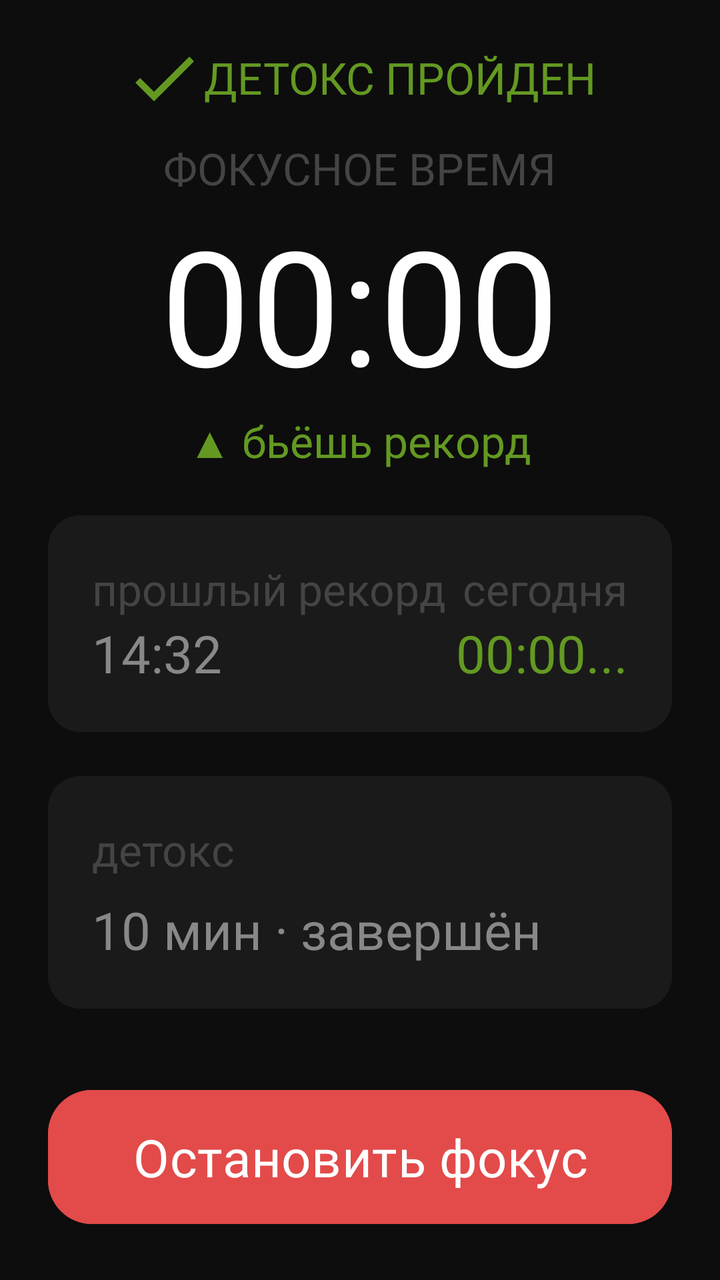
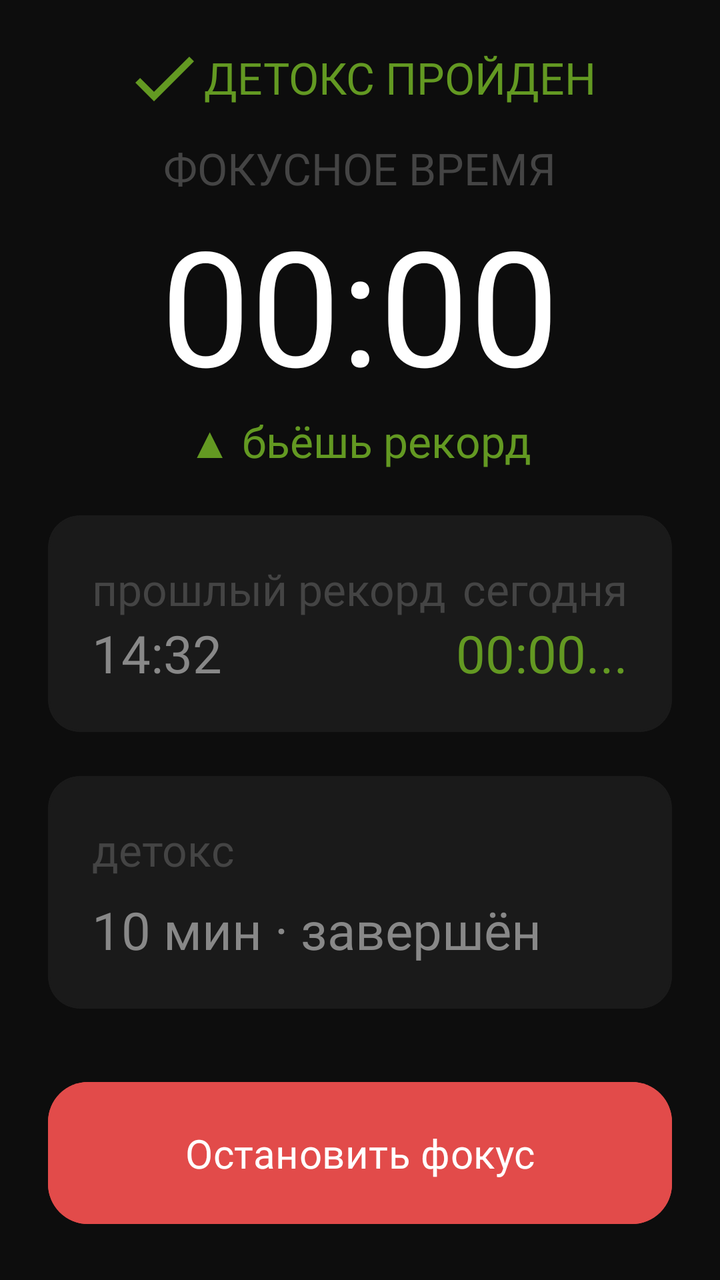

The first picture is an Android layout as it rendered before a commit; the second is the same layout after the commit. The layout source and the unified diff follow.
<!-- AndroidManifest.xml: application theme Theme.BoredomFocus -->
<!-- res/layout/fragment_stopwatch.xml -->
<?xml version="1.0" encoding="utf-8"?>
<androidx.constraintlayout.widget.ConstraintLayout xmlns:android="http://schemas.android.com/apk/res/android"
    xmlns:app="http://schemas.android.com/apk/res-auto"
    xmlns:tools="http://schemas.android.com/tools"
    android:layout_width="match_parent"
    android:layout_height="match_parent"
    android:padding="24dp"
    android:background="#0D0D0D"
    tools:context=".feature.focussession.fragments.StopwatchFragment">

    <View
        android:id="@+id/viewCheckGreen"
        android:layout_width="40dp"
        android:layout_height="40dp"
        android:background="@drawable/ic_check_green"
        app:layout_constraintBottom_toBottomOf="@+id/tvDetoxEnded"
        app:layout_constraintEnd_toStartOf="@+id/tvDetoxEnded"
        app:layout_constraintHorizontal_bias="0.5"
        app:layout_constraintHorizontal_chainStyle="packed"
        app:layout_constraintStart_toStartOf="parent"
        app:layout_constraintTop_toTopOf="@+id/tvDetoxEnded" />

    <TextView
        android:id="@+id/tvDetoxEnded"
        android:layout_width="wrap_content"
        android:layout_height="wrap_content"
        android:fontFamily="@font/inter_medium"
        android:text="Детокс пройден"
        android:textAllCaps="true"
        android:textColor="#639922"
        android:textSize="22sp"
        app:layout_constraintEnd_toEndOf="parent"
        app:layout_constraintHorizontal_bias="0.5"
        app:layout_constraintStart_toEndOf="@+id/viewCheckGreen"
        app:layout_constraintTop_toTopOf="parent" />

    <TextView
        android:id="@+id/tvFocusedTime"
        android:layout_width="wrap_content"
        android:layout_height="wrap_content"
        android:fontFamily="@font/inter_medium"
        android:text="Фокусное время"
        android:textAllCaps="true"
        android:textColor="#444444"
        android:textSize="22sp"
        android:layout_marginTop="16dp"
        app:layout_constraintEnd_toEndOf="parent"
        app:layout_constraintHorizontal_bias="0.5"
        app:layout_constraintStart_toStartOf="parent"
        app:layout_constraintTop_toBottomOf="@+id/tvDetoxEnded" />

    <TextView
        android:id="@+id/tvStopwatch"
        android:layout_width="wrap_content"
        android:layout_height="wrap_content"
        android:fontFamily="@font/inter_bold"
        android:text="00:00"
        android:textColor="@color/white"
        android:textSize="80sp"
        app:layout_constraintEnd_toEndOf="parent"
        app:layout_constraintHorizontal_bias="0.5"
        app:layout_constraintStart_toStartOf="parent"
        app:layout_constraintTop_toBottomOf="@+id/tvFocusedTime" />

    <com.google.android.material.button.MaterialButton
        android:id="@+id/btnStopFocus"
        android:layout_width="match_parent"
        android:layout_height="wrap_content"
        android:backgroundTint="#E24B4A"
        android:fontFamily="@font/inter_medium"
        android:paddingVertical="16dp"
        android:text="Остановить фокус"
        android:textSize="26sp"
        app:cornerRadius="22dp"
        app:layout_constraintBottom_toBottomOf="parent"
        app:layout_constraintEnd_toEndOf="parent"
        app:layout_constraintHorizontal_bias="0.5"
        app:layout_constraintStart_toStartOf="parent" />

    <TextView
        android:id="@+id/tvRecordBeating"
        android:layout_width="wrap_content"
        android:layout_height="wrap_content"
        android:fontFamily="@font/inter_medium"
        android:text="▲ бьёшь рекорд"
        android:textColor="#639922"
        android:textSize="22sp"
        app:layout_constraintEnd_toEndOf="parent"
        app:layout_constraintHorizontal_bias="0.5"
        app:layout_constraintStart_toStartOf="parent"
        app:layout_constraintTop_toBottomOf="@+id/tvStopwatch" />

    <com.google.android.material.card.MaterialCardView
        android:id="@+id/cardFocusRecord"
        android:layout_width="match_parent"
        android:layout_height="wrap_content"
        app:cardBackgroundColor="#1A1A1A"
        app:cardCornerRadius="16dp"
        android:layout_marginTop="22dp"
        app:layout_constraintEnd_toEndOf="parent"
        app:layout_constraintHorizontal_bias="0.5"
        app:layout_constraintStart_toStartOf="parent"
        app:layout_constraintTop_toBottomOf="@+id/tvRecordBeating"
        app:strokeColor="#1A1A1A">

        <androidx.constraintlayout.widget.ConstraintLayout
            android:id="@+id/cardFocusRecordContent"
            android:layout_width="match_parent"
            android:layout_height="match_parent"
            android:padding="22dp">

            <TextView
                android:id="@+id/tvLastRecord"
                android:layout_width="wrap_content"
                android:layout_height="wrap_content"
                android:fontFamily="@font/inter_medium"
                android:text="прошлый рекорд"
                android:textColor="#444444"
                android:textSize="22sp"
                app:layout_constraintStart_toStartOf="parent"
                app:layout_constraintTop_toTopOf="parent" />

            <TextView
                android:id="@+id/tvToday"
                android:layout_width="wrap_content"
                android:layout_height="wrap_content"
                android:fontFamily="@font/inter_medium"
                android:text="сегодня"
                android:textColor="#444444"
                android:textSize="22sp"
                app:layout_constraintEnd_toEndOf="parent"
                app:layout_constraintTop_toTopOf="parent" />

            <TextView
                android:id="@+id/tvLastRecordTime"
                android:layout_width="wrap_content"
                android:layout_height="wrap_content"
                android:fontFamily="@font/inter_medium"
                android:text="14:32"
                android:textColor="#888888"
                android:textSize="26sp"
                app:layout_constraintBottom_toBottomOf="parent"
                app:layout_constraintStart_toStartOf="parent"
                app:layout_constraintTop_toBottomOf="@+id/tvLastRecord" />

            <TextView
                android:id="@+id/tvTodayTime"
                android:layout_width="wrap_content"
                android:layout_height="wrap_content"
                android:fontFamily="@font/inter_medium"
                android:text="00:00..."
                android:textColor="#639922"
                android:textSize="26sp"
                app:layout_constraintBottom_toBottomOf="parent"
                app:layout_constraintEnd_toEndOf="parent"
                app:layout_constraintTop_toBottomOf="@+id/tvToday" />

        </androidx.constraintlayout.widget.ConstraintLayout>

    </com.google.android.material.card.MaterialCardView>

    <com.google.android.material.card.MaterialCardView
        android:id="@+id/cardDetoxResult"
        android:layout_width="match_parent"
        android:layout_height="wrap_content"
        app:cardBackgroundColor="#1A1A1A"
        app:cardCornerRadius="16dp"
        android:layout_marginTop="22dp"
        app:layout_constraintEnd_toEndOf="parent"
        app:layout_constraintHorizontal_bias="0.5"
        app:layout_constraintStart_toStartOf="parent"
        app:layout_constraintTop_toBottomOf="@+id/cardFocusRecord"
        app:strokeColor="#1A1A1A">

        <LinearLayout
            android:id="@+id/cardDetoxResultContent"
            android:layout_width="match_parent"
            android:layout_height="match_parent"
            android:padding="22dp"
            android:orientation="vertical">

            <TextView
                android:id="@+id/tvDetoxWord"
                android:layout_width="wrap_content"
                android:layout_height="wrap_content"
                android:fontFamily="@font/inter_medium"
                android:text="детокс"
                android:textColor="#444444"
                android:textSize="22sp"
                app:layout_constraintStart_toStartOf="parent"
                app:layout_constraintTop_toTopOf="parent" />

            <TextView
                android:id="@+id/tvDetoxTimerWord"
                android:layout_width="wrap_content"
                android:layout_height="wrap_content"
                android:fontFamily="@font/inter_medium"
                android:text="10 мин · завершён"
                android:textColor="#888888"
                android:textSize="26sp"
                android:layout_marginTop="8dp"
                app:layout_constraintBottom_toBottomOf="parent"
                app:layout_constraintStart_toStartOf="parent"
                app:layout_constraintTop_toBottomOf="@+id/tvDetoxWord" />

        </LinearLayout>

    </com.google.android.material.card.MaterialCardView>


</androidx.constraintlayout.widget.ConstraintLayout>
<!-- resources referenced by this layout -->
<resources>
  <color name="white">#FFFFFFFF</color>
  <!-- drawable ic_check_green (drawable) -->
  <vector xmlns:android="http://schemas.android.com/apk/res/android" android:height="24dp" android:tint="#639922" android:viewportHeight="24" android:viewportWidth="24" android:width="24dp">
        
      <path android:fillColor="@android:color/white" android:pathData="M9,16.17L4.83,12l-1.42,1.41L9,19 21,7l-1.41,-1.41z"/>
      
  </vector>
  <style name="Theme.BoredomFocus" parent="Base.Theme.BoredomFocus" />
  <style name="Base.Theme.BoredomFocus" parent="Theme.Material3.DayNight.NoActionBar">
  
          <item name="android:windowBackground">#0D0D0D</item>
  
          <item name="android:statusBarColor">#0D0D0D</item>
          <item name="android:navigationBarColor">#0D0D0D</item>
  
          <item name="android:windowLightStatusBar">false</item>
          <item name="android:windowLightNavigationBar" tools:targetApi="o_mr1">false</item>
  
          <item name="android:windowDrawsSystemBarBackgrounds">true</item>
          <item name="android:enforceNavigationBarContrast" tools:targetApi="q">false</item>
  
      </style>
</resources>

<!-- the commit's change to res/layout/fragment_stopwatch.xml (unified diff, before → after) -->
@@ -68,10 +68,10 @@
         android:layout_height="wrap_content"
         android:backgroundTint="#E24B4A"
         android:fontFamily="@font/inter_medium"
-        android:paddingVertical="16dp"
+        android:paddingVertical="22dp"
         android:text="Остановить фокус"
-        android:textSize="26sp"
-        app:cornerRadius="22dp"
+        android:textSize="20sp"
+        app:cornerRadius="20dp"
         app:layout_constraintBottom_toBottomOf="parent"
         app:layout_constraintEnd_toEndOf="parent"
         app:layout_constraintHorizontal_bias="0.5"
